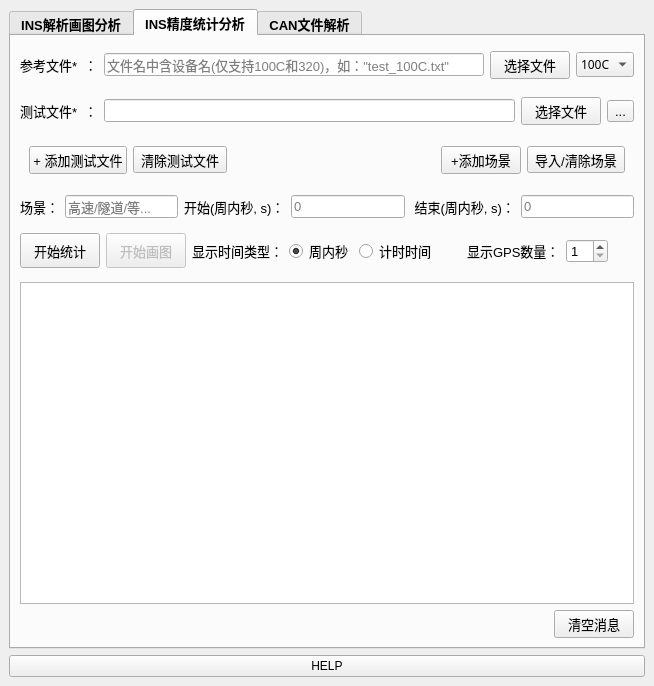
This is view/MainWindow_DataAnalysis.ui in myaGr/master as Qt 5 draws it before an edit. The edited form follows.
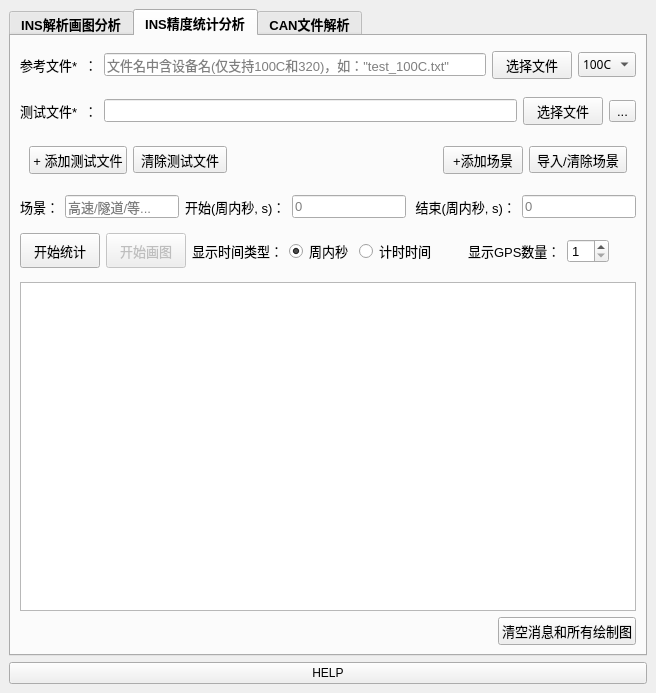
This is the edited form. Icons and pictures are not drawn.

Patch:
```diff
--- a/view/MainWindow_DataAnalysis.ui
+++ b/view/MainWindow_DataAnalysis.ui
@@ -6,8 +6,8 @@
    <rect>
     <x>0</x>
     <y>0</y>
-    <width>654</width>
-    <height>686</height>
+    <width>656</width>
+    <height>693</height>
    </rect>
   </property>
   <property name="font">
@@ -780,7 +780,7 @@
            <item>
             <widget class="QPushButton" name="pushBtn_ClearMsg2">
              <property name="text">
-              <string>清空消息</string>
+              <string>清空消息和所有绘制图</string>
              </property>
             </widget>
            </item>
```
Left out of the diff: 4 changed lines with no effect on the pictures.
